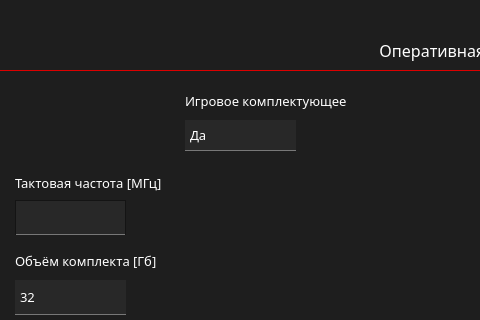
First picture: the form in ui/add/addChRamWidg.ui, repository marginalprog/git_pcconf, before the edit; both pictures show x 315 to 795 and y 0 to 320 of the 878 by 600 pixel window.
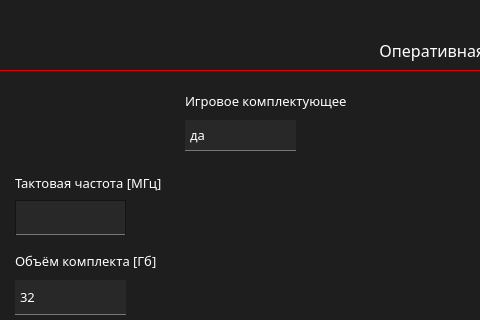
Second picture: the form after the edit. Icons and pictures are not drawn.

The edit to the form file:
```diff
--- a/ui/add/addChRamWidg.ui
+++ b/ui/add/addChRamWidg.ui
@@ -921,7 +921,7 @@
    </property>
    <item>
     <property name="text">
-     <string>Да</string>
+     <string>да</string>
     </property>
    </item>
    <item>
```
Left out of the diff: 2 changed lines with no effect on the pictures.
